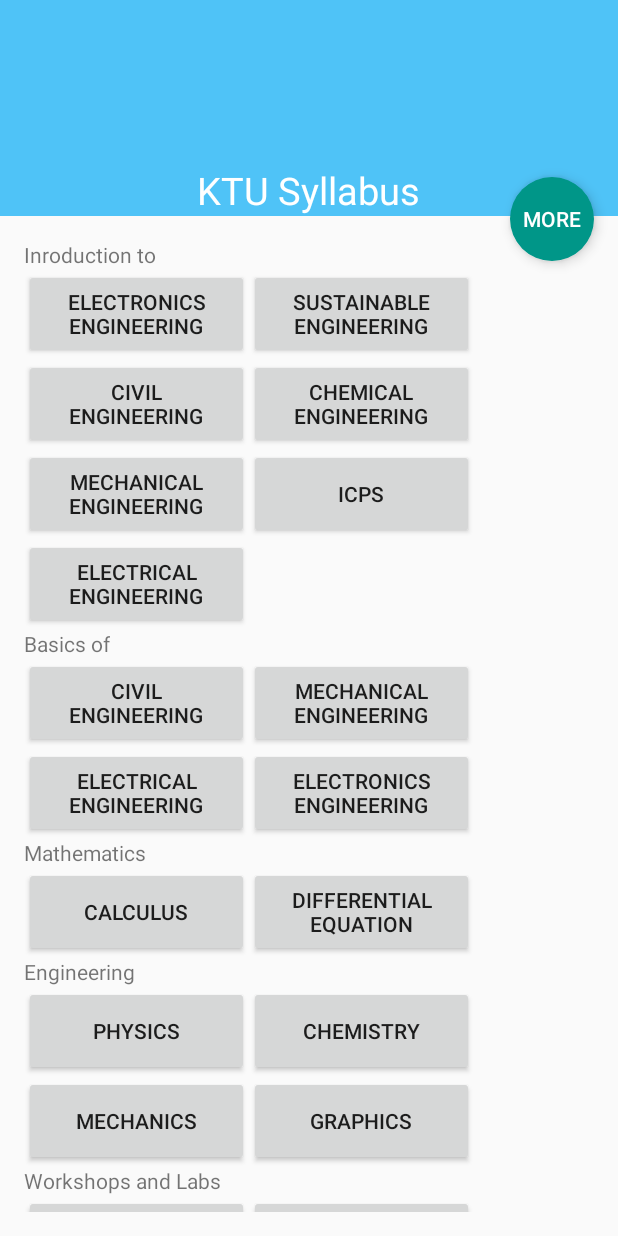
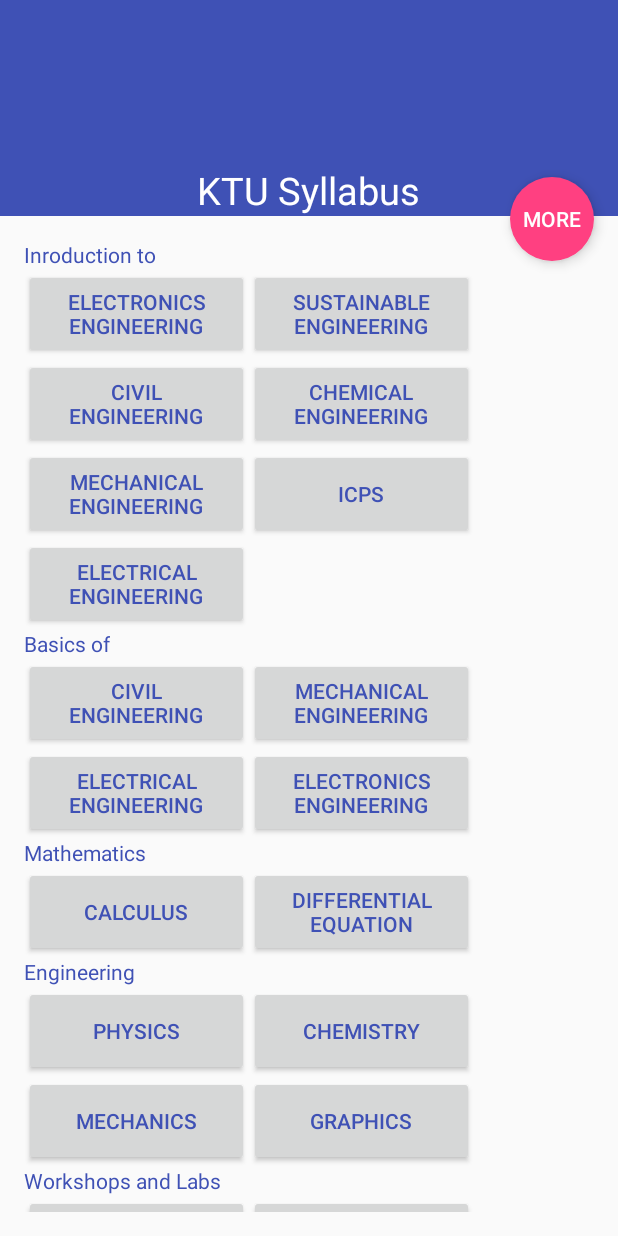
Before and after one commit to abhinavtk97/ktu_syllabus_app, an Android app: the screen it shows after launch (TransitionFirstActivity), on a phone screen of 412 x 824 dp. Run offline under Robolectric (Android 15) with nearby library versions, the phone set to English and light mode, and no system bars.

Commit message:
Signed-off-by: Abhinav <abhinavtk97@gmail.com>

```diff
--- a/app/src/main/res/layout/activity_transition_first.xml
+++ b/app/src/main/res/layout/activity_transition_first.xml
@@ -66,7 +66,8 @@
                 android:id="@+id/button"
                 android:layout_below="@+id/button4"
                 android:layout_alignParentStart="true"
-                android:onClick="IntCivil" />
+                android:onClick="IntCivil"
+                android:textColor="#3F51B5" />
 
             <Button
                 android:layout_width="150dp"
@@ -75,7 +76,8 @@
                 android:id="@+id/button2"
                 android:layout_below="@+id/button"
                 android:layout_alignParentStart="true"
-                android:onClick="IntMech"/>
+                android:onClick="IntMech"
+                android:textColor="#3F51B5" />
 
 
 
@@ -86,7 +88,8 @@
                 android:text="Electronics Engineering"
                 android:layout_below="@+id/textView"
                 android:layout_alignParentStart="true"
-                android:onClick="IntLc"/>
+                android:onClick="IntLc"
+                android:textColor="#3F51B5" />
 
             <Button
                 android:layout_width="150dp"
@@ -95,7 +98,8 @@
                 android:id="@+id/button5"
                 android:layout_alignTop="@+id/button2"
                 android:layout_toEndOf="@+id/button2"
-                android:onClick="ICPS"/>
+                android:onClick="ICPS"
+                android:textColor="#3F51B5" />
 
             <Button
                 android:layout_width="150dp"
@@ -104,7 +108,8 @@
                 android:id="@+id/button6"
                 android:layout_alignTop="@+id/button"
                 android:layout_toEndOf="@+id/button"
-                android:onClick="IntChem"/>
+                android:onClick="IntChem"
+                android:textColor="#3F51B5" />
 
             <Button
                 android:layout_width="150dp"
@@ -113,7 +118,8 @@
                 android:id="@+id/button7"
                 android:layout_alignTop="@+id/button4"
                 android:layout_toEndOf="@+id/button4"
-                android:onClick="IntSus"/>
+                android:onClick="IntSus"
+                android:textColor="#3F51B5" />
 
 
             <TextView
@@ -123,7 +129,8 @@
                 android:id="@+id/textView"
                 android:phoneNumber="false"
                 android:layout_alignParentTop="true"
-                android:layout_alignParentStart="true" />
+                android:layout_alignParentStart="true"
+                android:textColor="#3F51B5" />
 
 
             <Button
@@ -133,7 +140,8 @@
                 android:text="Electrical Engineering"
                 android:layout_below="@+id/button5"
                 android:layout_alignParentStart="true"
-                android:onClick="IntEle"/>
+                android:onClick="IntEle"
+                android:textColor="#3F51B5" />
 
             <TextView
                 android:layout_width="wrap_content"
@@ -141,7 +149,8 @@
                 android:text="Basics of"
                 android:id="@+id/textView2"
                 android:layout_below="@+id/button3"
-                android:layout_alignParentStart="true" />
+                android:layout_alignParentStart="true"
+                android:textColor="#3F51B5" />
 
             <Button
                 android:layout_width="150dp"
@@ -150,7 +159,8 @@
                 android:text="Civil Engineering"
                 android:layout_below="@+id/textView2"
                 android:layout_alignParentStart="true"
-                android:onClick="BCE"/>
+                android:onClick="BCE"
+                android:textColor="#3F51B5" />
 
             <Button
                 android:layout_width="150dp"
@@ -159,7 +169,8 @@
                 android:text="Mechanical Engineering"
                 android:layout_alignBottom="@+id/button8"
                 android:layout_toEndOf="@+id/button8"
-                android:onClick="BME"/>
+                android:onClick="BME"
+                android:textColor="#3F51B5" />
 
             <Button
                 android:layout_width="150dp"
@@ -168,7 +179,8 @@
                 android:text="Electrical Engineering"
                 android:layout_below="@+id/button8"
                 android:layout_alignParentStart="true"
-                android:onClick="BEE"/>
+                android:onClick="BEE"
+                android:textColor="#3F51B5" />
 
             <Button
                 android:layout_width="150dp"
@@ -177,7 +189,8 @@
                 android:text="Electronics Engineering"
                 android:layout_below="@+id/button8"
                 android:layout_toEndOf="@+id/button8"
-                android:onClick="BLC"/>
+                android:onClick="BLC"
+                android:textColor="#3F51B5" />
 
             <TextView
                 android:layout_width="wrap_content"
@@ -185,7 +198,8 @@
                 android:text="Mathematics"
                 android:id="@+id/textView3"
                 android:layout_below="@+id/button11"
-                android:layout_alignParentStart="true" />
+                android:layout_alignParentStart="true"
+                android:textColor="#3F51B5"/>
 
             <Button
                 android:layout_width="150dp"
@@ -194,6 +208,7 @@
                 android:text="Calculus"
                 android:layout_below="@+id/textView3"
                 android:onClick="Cal"
+                android:textColor="#3F51B5"
                 />
 
             <Button
@@ -203,7 +218,8 @@
                 android:text="Differential Equation"
                 android:layout_below="@+id/textView3"
                 android:layout_toEndOf="@+id/button12"
-                android:onClick="Diff"/>
+                android:onClick="Diff"
+                android:textColor="#3F51B5"/>
 
 
             <TextView
@@ -212,7 +228,8 @@
                 android:text="Engineering"
                 android:id="@+id/textView4"
                 android:layout_below="@+id/button12"
-                android:layout_alignParentStart="true" />
+                android:layout_alignParentStart="true"
+                android:textColor="#3F51B5"/>
 
 
             <Button
@@ -221,7 +238,8 @@
                 android:id="@+id/button14"
                 android:text="Physics"
                 android:layout_below="@+id/textView4"
-                android:onClick="Phy"/>
+                android:onClick="Phy"
+                android:textColor="#3F51B5"/>
 
             <Button
                 android:layout_width="150dp"
@@ -230,7 +248,8 @@
                 android:text="Chemistry"
                 android:layout_below="@+id/textView4"
                 android:layout_toEndOf="@+id/button14"
-                android:onClick="Chem"/>
+                android:onClick="Chem"
+                android:textColor="#3F51B5"/>
 
             <Button
                 android:layout_width="150dp"
@@ -239,6 +258,7 @@
                 android:text="Mechanics"
                 android:layout_below="@+id/button14"
                 android:onClick="Mech"
+                android:textColor="#3F51B5"
                 />
 
             <Button
@@ -248,7 +268,8 @@
                 android:text="Graphics"
                 android:layout_below="@+id/button14"
                 android:layout_toEndOf="@+id/button16"
-                android:onClick="Gra"/>
+                android:onClick="Gra"
+                android:textColor="#3F51B5"/>
 
             <TextView
                 android:layout_width="wrap_content"
@@ -257,6 +278,7 @@
                 android:id="@+id/textView5"
                 android:layout_below="@+id/button16"
                 android:layout_alignParentStart="true"
+                android:textColor="#3F51B5"
                 />
 
 
@@ -267,6 +289,7 @@
                 android:text="Physics Lab"
                 android:layout_below="@+id/textView5"
                 android:onClick="PhyL"
+                android:textColor="#3F51B5"
                  />
 
             <Button
@@ -276,7 +299,8 @@
                 android:text="Chemistry Lab"
                 android:layout_below="@+id/textView5"
                 android:layout_toEndOf="@+id/button18"
-                android:onClick="CheL"/>
+                android:onClick="CheL"
+                android:textColor="#3F51B5"/>
 
             <Button
                 android:layout_width="150dp"
@@ -285,6 +309,7 @@
                 android:text="Civil Workshop"
                 android:layout_below="@+id/button18"
                 android:onClick="CivW"
+                android:textColor="#3F51B5"
                 />
 
             <Button
@@ -294,7 +319,8 @@
                 android:text="Mechanical Workshop"
                 android:layout_below="@+id/button18"
                 android:layout_toEndOf="@+id/button20"
-                android:onClick="MechW"/>
+                android:onClick="MechW"
+                android:textColor="#3F51B5"/>
 
             <Button
                 android:layout_width="150dp"
@@ -303,6 +329,7 @@
                 android:text="Electrical Workshop"
                 android:layout_below="@+id/button20"
                 android:onClick="EEW"
+                android:textColor="#3F51B5"
                  />
 
             <Button
@@ -312,7 +339,8 @@
                 android:text="Electronics Workshop"
                 android:layout_below="@+id/button20"
                 android:layout_toEndOf="@+id/button22"
-                android:onClick="LCW"/>
+                android:onClick="LCW"
+                android:textColor="#3F51B5"/>
 
             <Button
                 android:layout_width="150dp"
@@ -321,6 +349,7 @@
                 android:text="Computer Workshop"
                 android:layout_below="@+id/button22"
                 android:onClick="CSW"
+                android:textColor="#3F51B5"
                  />
 
             <Button
@@ -330,7 +359,8 @@
                 android:text="Chemical Workshop"
                 android:layout_below="@+id/button22"
                 android:layout_toEndOf="@+id/button24"
-                android:onClick="CheW"/>
+                android:onClick="CheW"
+                android:textColor="#3F51B5"/>
 
 
             <TextView
@@ -340,6 +370,7 @@
                 android:id="@+id/textView6"
                 android:layout_below="@+id/button24"
                 android:layout_alignParentStart="true"
+                android:textColor="#3F51B5"
                 />
 
 
@@ -350,6 +381,7 @@
                 android:text="Design Engineering"
                 android:layout_below="@+id/textView6"
                 android:onClick="DE"
+                android:textColor="#3F51B5"
                 />
 
 
--- a/app/src/main/res/layout/activity_transition_sec.xml
+++ b/app/src/main/res/layout/activity_transition_sec.xml
@@ -36,7 +36,8 @@
             android:layout_height="wrap_content"
             android:id="@+id/textView7"
             android:text="@string/mod1"
-            android:textSize="20dp" />
+            android:textSize="20dp"
+            android:textColor="#3F51B5" />
 
         <TextView
             android:layout_width="wrap_content"
@@ -63,7 +64,8 @@
             android:id="@+id/textView8"
             android:layout_alignParentStart="true"
             android:layout_below="@+id/row_container2"
-            android:textSize="20dp" />
+            android:textSize="20dp"
+            android:textColor="#3F51B5" />
 
         <TextView
             android:layout_width="wrap_content"
@@ -88,7 +90,8 @@
             android:layout_height="wrap_content"
             android:text="@string/mod3"
             android:id="@+id/textView9"
-            android:textSize="20dp" />
+            android:textSize="20dp"
+            android:textColor="#3F51B5" />
 
         <TextView
             android:layout_width="wrap_content"
@@ -113,7 +116,8 @@
             android:layout_height="wrap_content"
             android:text="@string/mod4"
             android:id="@+id/textView10"
-            android:textSize="20dp" />
+            android:textSize="20dp"
+            android:textColor="#3F51B5" />
 
         <TextView
             android:layout_width="wrap_content"
@@ -138,7 +142,8 @@
             android:layout_height="wrap_content"
             android:text="@string/mod5"
             android:id="@+id/textView11"
-            android:textSize="20dp" />
+            android:textSize="20dp"
+            android:textColor="#3F51B5" />
 
         <TextView
             android:layout_width="wrap_content"
@@ -163,7 +168,8 @@
             android:layout_height="wrap_content"
             android:text="@string/mod6"
             android:id="@+id/textView12"
-            android:textSize="20dp" />
+            android:textSize="20dp"
+            android:textColor="#3F51B5" />
 
         <TextView
             android:layout_width="wrap_content"
--- a/app/src/main/res/values/colors.xml
+++ b/app/src/main/res/values/colors.xml
@@ -11,13 +11,13 @@
 
     <!-- Dialer theme -->
     <color name="dialer_call">#00C853</color>
-    <color name="theme_dialer_high">#0277BD</color>
-    <color name="theme_dialer_primary">#0288D1</color>
-    <color name="theme_dialer_accent">#FFF</color>
+    <color name="theme_dialer_high">#303F9F</color>
+    <color name="theme_dialer_primary">#3F51B5</color>
+    <color name="theme_dialer_accent">#FF4081</color>
 
     <!-- Reveal transition colors -->
-    <color name="color_set_1_primary">#4fc3f7</color>
-    <color name="color_set_1_accent">#009688</color>
+    <color name="color_set_1_primary">#3F51B5</color>
+    <color name="color_set_1_accent">#FF4081</color>
 
     <color name="color_set_2_primary">#42bd41</color>
     <color name="color_set_2_accent">#673AB7</color>
```
